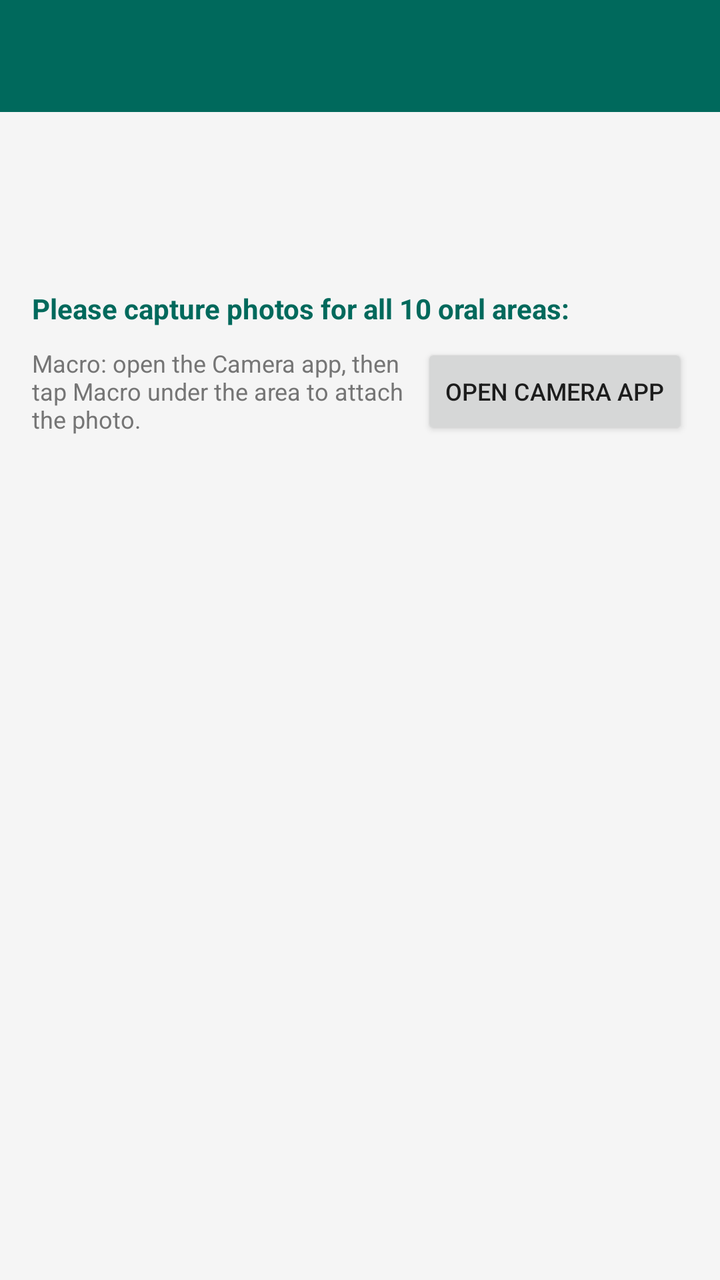
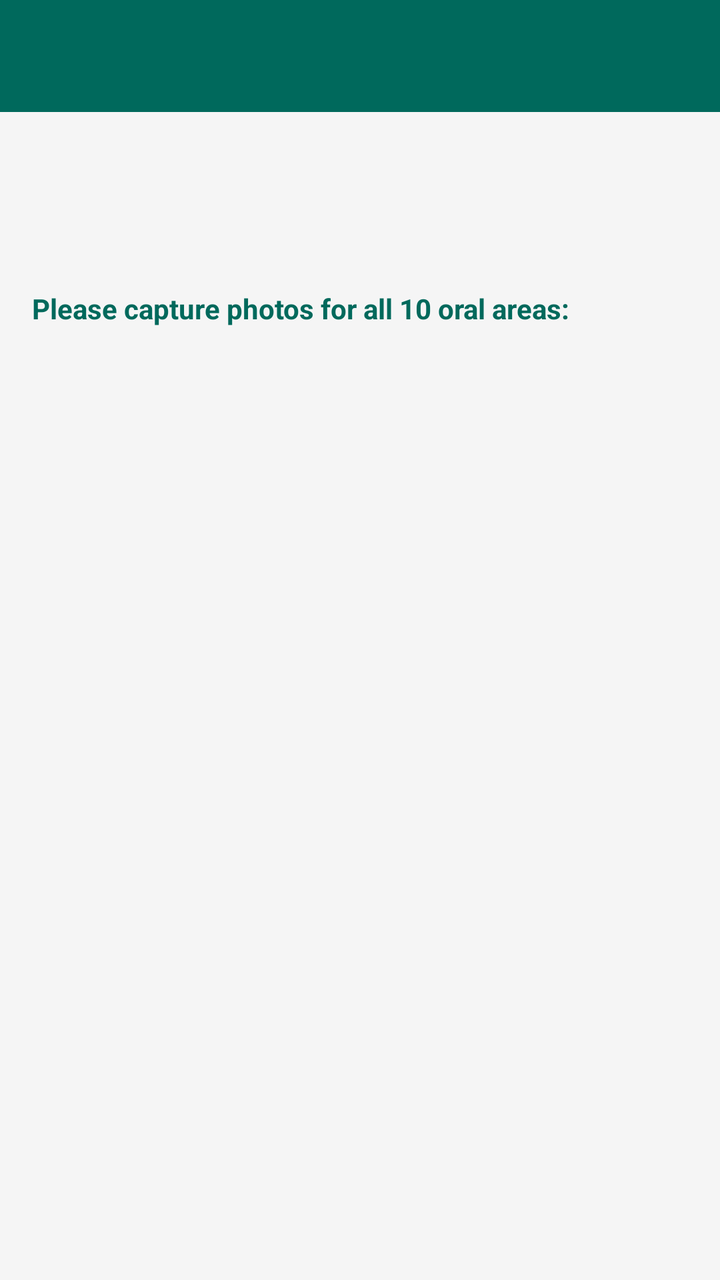

Before-and-after screenshots of an Android layout around one commit, followed by the original layout XML and the change that was made.
<!-- AndroidManifest.xml: application theme Theme.OralAcquisition -->
<!-- res/layout/activity_capture.xml -->
<?xml version="1.0" encoding="utf-8"?>
<LinearLayout xmlns:android="http://schemas.android.com/apk/res/android"
    android:layout_width="match_parent"
    android:layout_height="match_parent"
    android:orientation="vertical"
    android:background="@color/background">

    <androidx.appcompat.widget.Toolbar
        android:id="@+id/toolbar"
        android:layout_width="match_parent"
        android:layout_height="?attr/actionBarSize"
        android:background="@color/primary" />

    <LinearLayout
        android:layout_width="match_parent"
        android:layout_height="wrap_content"
        android:orientation="horizontal"
        android:padding="16dp">

        <TextView
            android:id="@+id/tvPatientName"
            android:layout_width="0dp"
            android:layout_height="wrap_content"
            android:layout_weight="1"
            android:textColor="@color/text_primary"
            android:textSize="16sp"
            android:textStyle="bold" />
    </LinearLayout>

    <TextView
        android:id="@+id/tvOpNumber"
        android:layout_width="match_parent"
        android:layout_height="wrap_content"
        android:paddingStart="16dp"
        android:paddingEnd="16dp"
        android:paddingBottom="8dp"
        android:textColor="@color/text_secondary"
        android:textSize="14sp" />

    <TextView
        android:layout_width="match_parent"
        android:layout_height="wrap_content"
        android:paddingStart="16dp"
        android:paddingTop="8dp"
        android:paddingEnd="16dp"
        android:paddingBottom="8dp"
        android:text="Please capture photos for all 10 oral areas:"
        android:textColor="@color/primary"
        android:textSize="14sp"
        android:textStyle="bold" />

    <LinearLayout
        android:layout_width="match_parent"
        android:layout_height="wrap_content"
        android:gravity="center_vertical"
        android:orientation="horizontal"
        android:paddingStart="16dp"
        android:paddingEnd="16dp"
        android:paddingBottom="8dp">

        <TextView
            android:layout_width="0dp"
            android:layout_height="wrap_content"
            android:layout_weight="1"
            android:text="Macro: open the Camera app, then tap Macro under the area to attach the photo."
            android:textColor="@color/text_secondary"
            android:textSize="12sp" />

        <androidx.appcompat.widget.AppCompatButton
            android:id="@+id/btnOpenCamera"
            android:layout_width="wrap_content"
            android:layout_height="wrap_content"
            android:layout_marginStart="8dp"
            android:text="Open Camera App"
            android:textSize="12sp" />
    </LinearLayout>

    <androidx.recyclerview.widget.RecyclerView
        android:id="@+id/rvAreas"
        android:layout_width="match_parent"
        android:layout_height="0dp"
        android:layout_weight="1"
        android:clipToPadding="false"
        android:paddingBottom="16dp" />

</LinearLayout>
<!-- resources referenced by this layout -->
<resources>
  <color name="background">#F5F5F5</color>
  <color name="primary">#00695C</color>
  <color name="text_primary">#212121</color>
  <color name="text_secondary">#757575</color>
  <style name="Theme.OralAcquisition" parent="Theme.AppCompat.Light.NoActionBar">
          <item name="colorPrimary">@color/primary</item>
          <item name="colorPrimaryDark">@color/primary_dark</item>
          <item name="colorAccent">@color/primary</item>
          <item name="android:statusBarColor">@color/primary_dark</item>
      </style>
  <color name="primary_dark">#004D40</color>
</resources>

<!-- the commit's change to res/layout/activity_capture.xml (unified diff, before → after) -->
@@ -49,32 +49,6 @@
         android:textSize="14sp"
         android:textStyle="bold" />
 
-    <LinearLayout
-        android:layout_width="match_parent"
-        android:layout_height="wrap_content"
-        android:gravity="center_vertical"
-        android:orientation="horizontal"
-        android:paddingStart="16dp"
-        android:paddingEnd="16dp"
-        android:paddingBottom="8dp">
-
-        <TextView
-            android:layout_width="0dp"
-            android:layout_height="wrap_content"
-            android:layout_weight="1"
-            android:text="Macro: open the Camera app, then tap Macro under the area to attach the photo."
-            android:textColor="@color/text_secondary"
-            android:textSize="12sp" />
-
-        <androidx.appcompat.widget.AppCompatButton
-            android:id="@+id/btnOpenCamera"
-            android:layout_width="wrap_content"
-            android:layout_height="wrap_content"
-            android:layout_marginStart="8dp"
-            android:text="Open Camera App"
-            android:textSize="12sp" />
-    </LinearLayout>
-
     <androidx.recyclerview.widget.RecyclerView
         android:id="@+id/rvAreas"
         android:layout_width="match_parent"
